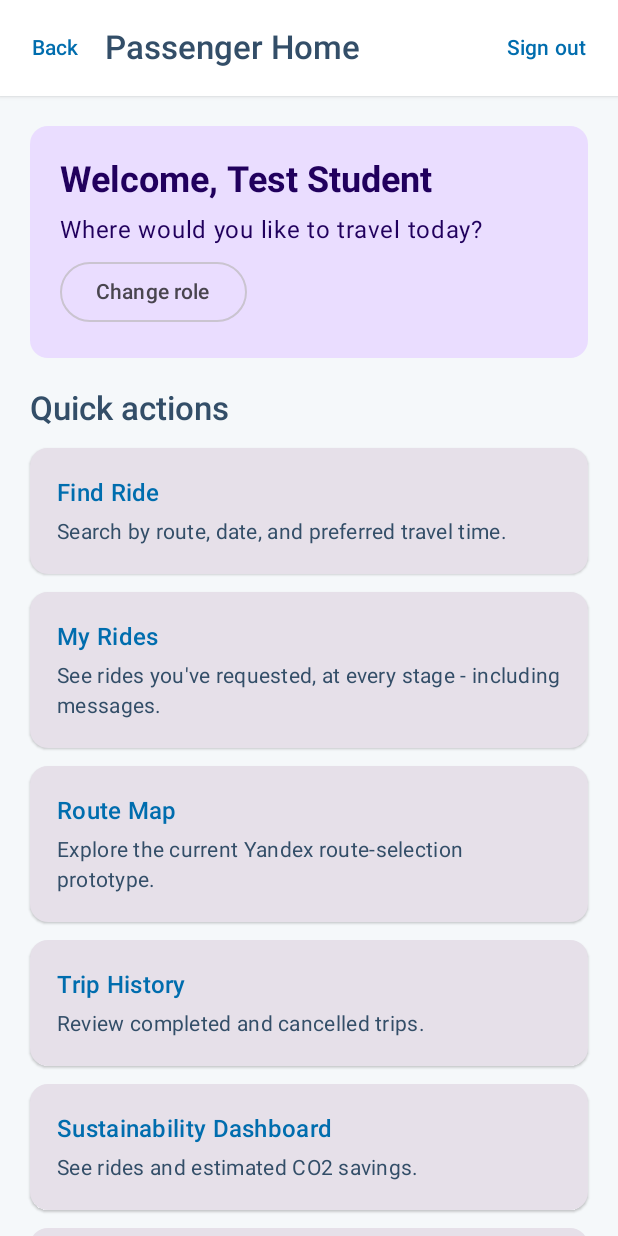
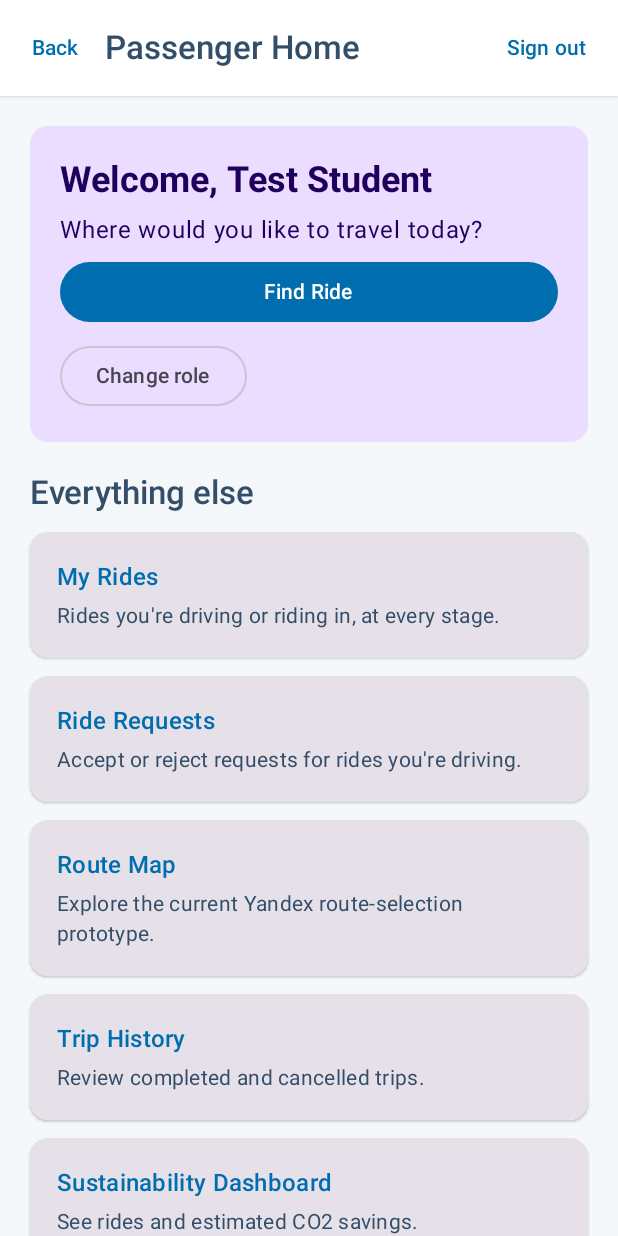
Before and after one commit to han521-burger/Rideshare-app, an Android app built with Jetpack Compose: the screen it shows after launch (MainActivity), after a tap on "Choose Passenger", on a phone screen of 412 x 824 dp. Run offline under Robolectric (Android 15) with nearby library versions, the phone set to English and light mode, and no system bars; our stand-ins replace Room's generated code; libraries missing offline, so code that uses them is left out: com.yandex.mapkit; network calls fail; 1 statement that could not run was skipped; 3 other taps on this screen came first.

Commit message:
Merge duplicate Home menu items, exclude your own ride from browse/search
Role only ever changed one thing meaningfully (Find vs Create Ride as
the primary action) - the rest of the menu (My Rides, Trip History,
Dashboard, Profile, Settings) was identical on both Passenger and
Driver Home, listed twice. Now there's one shared list plus a
role-specific primary CTA card.

Also excludes the caller's own ride from GET /rides and GET /rides/match
(backend, the actual source) and from Find Ride's list rendering
(client-side belt-and-suspenders) - a driver's own ride showing up in
their own "find a ride to join" list was confusing clutter, even though
requesting a seat on it was already blocked server-side.

```diff
--- a/app/src/main/java/com/example/ds04_monash_rideshare_application/core/navigation/RideshareNavHost.kt
+++ b/app/src/main/java/com/example/ds04_monash_rideshare_application/core/navigation/RideshareNavHost.kt
@@ -208,6 +208,7 @@ fun RideshareNavHost(
         AppDestination.FindRide -> FindRideScreen(
             openRides = viewModel.openRides,
             searchResults = viewModel.searchResults,
+            currentUserId = uiState.userId,
             onSearch = viewModel::searchRides,
             onOpenRide = { rideId ->
                 viewModel.selectedRideId = rideId
--- a/app/src/main/java/com/example/ds04_monash_rideshare_application/feature/home/HomeScreen.kt
+++ b/app/src/main/java/com/example/ds04_monash_rideshare_application/feature/home/HomeScreen.kt
@@ -8,6 +8,7 @@ import androidx.compose.foundation.layout.fillMaxWidth
 import androidx.compose.foundation.layout.padding
 import androidx.compose.foundation.lazy.LazyColumn
 import androidx.compose.foundation.lazy.items
+import androidx.compose.material3.Button
 import androidx.compose.material3.Card
 import androidx.compose.material3.CardDefaults
 import androidx.compose.material3.MaterialTheme
@@ -26,6 +27,12 @@ private data class HomeAction(
     val description: String
 )
 
+// Role only ever changes ONE thing meaningfully: whether the primary call-to-action is "find a
+// ride" or "create a ride" - the data underneath (your rides, your requests, trip history,
+// dashboard) isn't actually partitioned by role at all (a single account can be driving one ride
+// and riding another at the same time, see MyRidesScreen). Two near-identical action lists per
+// role used to duplicate every one of those shared items; now there's one shared list, and role
+// only changes the highlighted primary action.
 @Composable
 fun HomeScreen(
     role: SessionRole,
@@ -35,7 +42,11 @@ fun HomeScreen(
     onSignOut: () -> Unit,
     modifier: Modifier = Modifier
 ) {
-    val actions = if (role == SessionRole.PASSENGER) passengerActions else driverActions
+    val primaryAction = if (role == SessionRole.PASSENGER) {
+        HomeAction(AppDestination.FindRide, "Search by route, date, and preferred travel time.")
+    } else {
+        HomeAction(AppDestination.CreateRide, "Offer seats for an upcoming campus journey.")
+    }
 
     RideshareScaffold(
         title = "${role.displayName} Home",
@@ -77,6 +88,12 @@ fun HomeScreen(
                             },
                             style = MaterialTheme.typography.bodyLarge
                         )
+                        Button(
+                            onClick = { onNavigate(primaryAction.destination) },
+                            modifier = Modifier.fillMaxWidth()
+                        ) {
+                            Text(primaryAction.destination.title)
+                        }
                         OutlinedButton(onClick = onChangeRole) {
                             Text("Change role")
                         }
@@ -86,14 +103,14 @@ fun HomeScreen(
 
             item {
                 Text(
-                    text = "Quick actions",
+                    text = "Everything else",
                     style = MaterialTheme.typography.titleLarge,
                     fontWeight = FontWeight.SemiBold,
                     modifier = Modifier.padding(top = 8.dp)
                 )
             }
 
-            items(actions, key = { it.destination.route }) { action ->
+            items(sharedActions, key = { it.destination.route }) { action ->
                 Card(
                     onClick = { onNavigate(action.destination) },
                     modifier = Modifier.fillMaxWidth(),
@@ -120,23 +137,13 @@ fun HomeScreen(
     }
 }
 
-private val passengerActions = listOf(
-    HomeAction(AppDestination.FindRide, "Search by route, date, and preferred travel time."),
-    HomeAction(AppDestination.MyRides, "See rides you've requested, at every stage - including messages."),
+// Same regardless of role - not partitioned by driver/passenger data, see comment above.
+private val sharedActions = listOf(
+    HomeAction(AppDestination.MyRides, "Rides you're driving or riding in, at every stage."),
+    HomeAction(AppDestination.RideRequests, "Accept or reject requests for rides you're driving."),
     HomeAction(AppDestination.Map, "Explore the current Yandex route-selection prototype."),
     HomeAction(AppDestination.TripHistory, "Review completed and cancelled trips."),
     HomeAction(AppDestination.SustainabilityDashboard, "See rides and estimated CO2 savings."),
     HomeAction(AppDestination.Profile, "Update your name and view your account."),
     HomeAction(AppDestination.Settings, "Manage app and notification preferences.")
 )
-
-private val driverActions = listOf(
-    HomeAction(AppDestination.CreateRide, "Offer seats for an upcoming campus journey."),
-    HomeAction(AppDestination.RideRequests, "Review passenger requests for your rides."),
-    HomeAction(AppDestination.MyRides, "See rides you're driving, at every stage - including messages."),
-    HomeAction(AppDestination.Map, "Explore the current Yandex route-selection prototype."),
-    HomeAction(AppDestination.TripHistory, "Review completed and cancelled trips."),
-    HomeAction(AppDestination.SustainabilityDashboard, "See rides and estimated CO2 savings."),
-    HomeAction(AppDestination.Profile, "Update your name and view your account."),
-    HomeAction(AppDestination.Settings, "Manage app and notification preferences.")
-)
--- a/app/src/main/java/com/example/ds04_monash_rideshare_application/feature/rides/FindRideScreen.kt
+++ b/app/src/main/java/com/example/ds04_monash_rideshare_application/feature/rides/FindRideScreen.kt
@@ -47,6 +47,7 @@ import java.util.Locale
 fun FindRideScreen(
     openRides: Resource<List<RideOffer>>,
     searchResults: Resource<List<RankedRide>>,
+    currentUserId: String?,
     onSearch: (RideSearchCriteria) -> Unit,
     onOpenRide: (String) -> Unit,
     onRefreshOpenRides: () -> Unit,
@@ -74,6 +75,7 @@ fun FindRideScreen(
         } else {
             OpenRideList(
                 openRides = openRides,
+                currentUserId = currentUserId,
                 onOpenRide = onOpenRide,
                 onSearchByRoute = { showRouteSearch = true },
                 contentPadding = contentPadding
@@ -85,6 +87,7 @@ fun FindRideScreen(
 @Composable
 private fun OpenRideList(
     openRides: Resource<List<RideOffer>>,
+    currentUserId: String?,
     onOpenRide: (String) -> Unit,
     onSearchByRoute: () -> Unit,
     contentPadding: PaddingValues
@@ -111,7 +114,7 @@ private fun OpenRideList(
             )
 
             else -> {
-                val rides = openRides.data.orEmpty()
+                val rides = openRides.data.orEmpty().filter { it.driverId != currentUserId }
                 if (rides.isEmpty()) {
                     Text("No open rides right now.", modifier = Modifier.padding(16.dp))
                 } else {
```
Also changed, not shown: backend/src/main/kotlin/com/example/ds04_monash_rideshare_application/backend/routes/RideRoutes.kt (+7 -3 lines).
